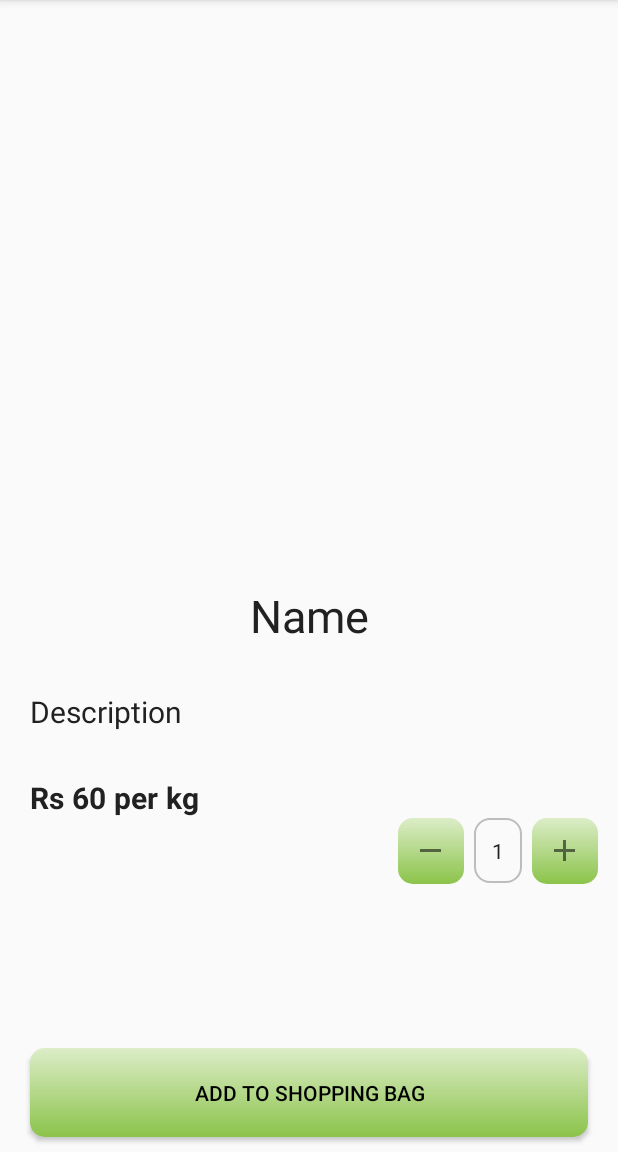
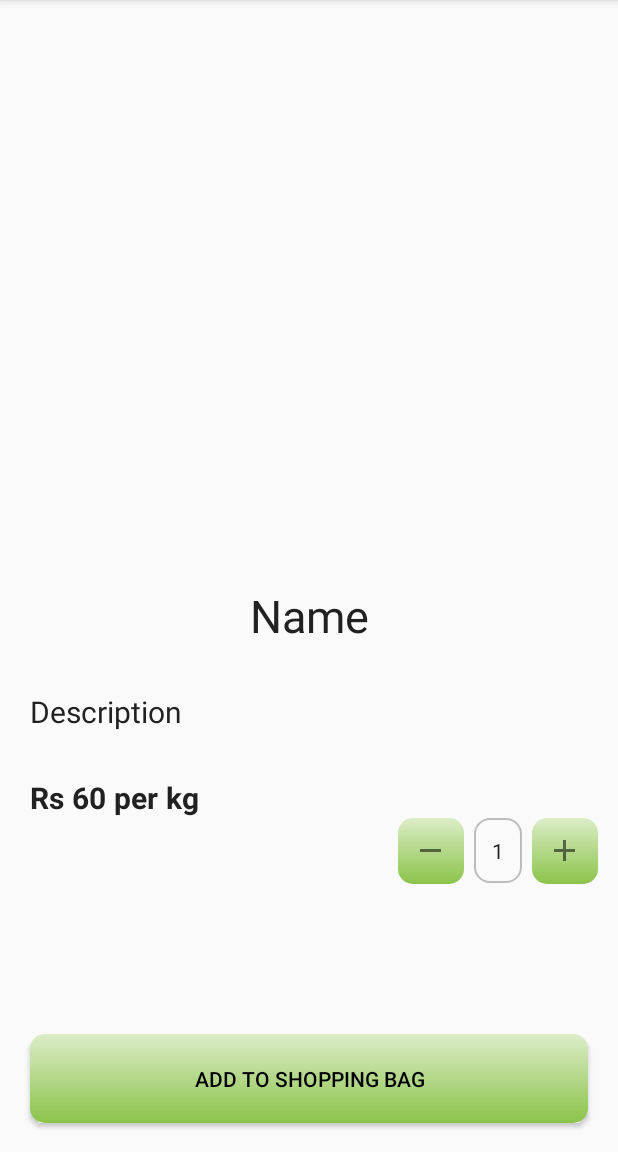
Before and after one commit to ratneshs230/Locals_deliveryService, an Android app: the ProductDetail screen opened directly, with no data from a screen before it, on a phone screen of 412 x 824 dp, the part 84-1236 px from its top. Run offline under Robolectric (Android 15) with nearby library versions, the phone set to English and light mode, and no system bars; our stand-ins replace Firebase (no records; nobody signed in at launch, a user with empty details on screens opened directly), Picasso; 1 statement that could not run was skipped.

Commit message:
cartActivity and productActivity minus work

```diff
--- a/app/src/main/res/layout/activity_product_detail.xml
+++ b/app/src/main/res/layout/activity_product_detail.xml
@@ -5,6 +5,17 @@
     android:layout_width="match_parent"
     android:layout_height="match_parent"
     tools:context=".ProductDetail">
+
+   <ScrollView
+       android:layout_width="match_parent"
+       android:layout_height="match_parent">
+
+
+       <androidx.constraintlayout.widget.ConstraintLayout
+           android:layout_width="match_parent"
+           android:layout_height="match_parent">
+
+
 
            <ImageView
                android:id="@+id/product_detail_image"
@@ -18,10 +29,11 @@
                android:layout_width="match_parent"
                android:layout_height="wrap_content"
                android:layout_marginTop="30dp"
+               android:gravity="center"
                android:text="Name"
-        android:gravity="center"
                android:textSize="30dp"
                app:layout_constraintTop_toBottomOf="@+id/product_detail_image" />
+
            <TextView
                android:id="@+id/product_detail_desc"
                android:layout_width="match_parent"
@@ -38,8 +50,8 @@
                android:layout_width="match_parent"
                android:layout_height="wrap_content"
                android:layout_marginTop="10dp"
+               android:orientation="horizontal"
                android:paddingHorizontal="20dp"
-        android:orientation="horizontal"
                app:layout_constraintEnd_toEndOf="parent"
                app:layout_constraintStart_toStartOf="parent"
                app:layout_constraintTop_toBottomOf="@+id/product_detail_desc">
@@ -48,17 +60,17 @@
                    android:layout_width="wrap_content"
                    android:layout_height="wrap_content"
                    android:text="Rs"
-            android:textStyle="bold"
-            android:textSize="20dp" />
+                   android:textSize="20dp"
+                   android:textStyle="bold" />
 
                <TextView
                    android:id="@+id/product_detail_price"
                    android:layout_width="wrap_content"
                    android:layout_height="wrap_content"
                    android:layout_marginLeft="5dp"
-            android:textStyle="bold"
                    android:text="60"
-            android:textSize="20dp" />
+                   android:textSize="20dp"
+                   android:textStyle="bold" />
 
                <TextView
 
@@ -66,8 +78,8 @@
                    android:layout_height="wrap_content"
                    android:layout_marginLeft="5dp"
                    android:text="per"
-            android:textStyle="bold"
-            android:textSize="20dp" />
+                   android:textSize="20dp"
+                   android:textStyle="bold" />
 
                <TextView
                    android:id="@+id/product_detail_unit"
@@ -75,8 +87,8 @@
                    android:layout_height="wrap_content"
                    android:layout_marginLeft="5dp"
                    android:text="kg"
-            android:textStyle="bold"
-            android:textSize="20dp" />
+                   android:textSize="20dp"
+                   android:textStyle="bold" />
            </LinearLayout>
 
            <LinearLayout
@@ -116,18 +128,28 @@
                    android:padding="10dp"
                    android:src="@mipmap/add_24px_outlined" />
            </LinearLayout>
+
            <Button
                android:id="@+id/addToCart"
                android:layout_width="match_parent"
                android:layout_height="wrap_content"
+               android:layout_marginHorizontal="20dp"
+               android:layout_marginTop="100dp"
+               android:layout_marginBottom="10dp"
+               android:background="@drawable/rounded_button"
                android:padding="20dp"
-        android:layout_marginBottom="10dp"
-        android:layout_marginHorizontal="20dp"
-        android:background="@drawable/rounded_button"
                android:text="Add to Shopping Bag"
                android:textColor="#000000"
                app:layout_constraintBottom_toBottomOf="parent"
                app:layout_constraintEnd_toEndOf="parent"
-        app:layout_constraintStart_toStartOf="parent" />
+               app:layout_constraintStart_toStartOf="parent"
+               app:layout_constraintTop_toBottomOf="@+id/setQty" />
+
+
 
        </androidx.constraintlayout.widget.ConstraintLayout>
+
+
+   </ScrollView>
+
+</androidx.constraintlayout.widget.ConstraintLayout>
--- a/build.gradle
+++ b/build.gradle
@@ -8,7 +8,7 @@ buildscript {
 
     }
     dependencies {
-        classpath 'com.android.tools.build:gradle:3.6.3'
+        classpath 'com.android.tools.build:gradle:4.0.0'
         classpath 'com.google.gms:google-services:4.3.3'
 
 
```
Also changed, not shown: app/src/main/java/com/example/locals/Cart.java (+87 -73 lines), app/src/main/java/com/example/locals/ProductDetail.java (+25 -34 lines), app/src/main/res/layout/cart_objectviw.xml (+9 -8 lines), gradle/wrapper/gradle-wrapper.properties. Lines whose indentation alone changed are shown as unchanged.
